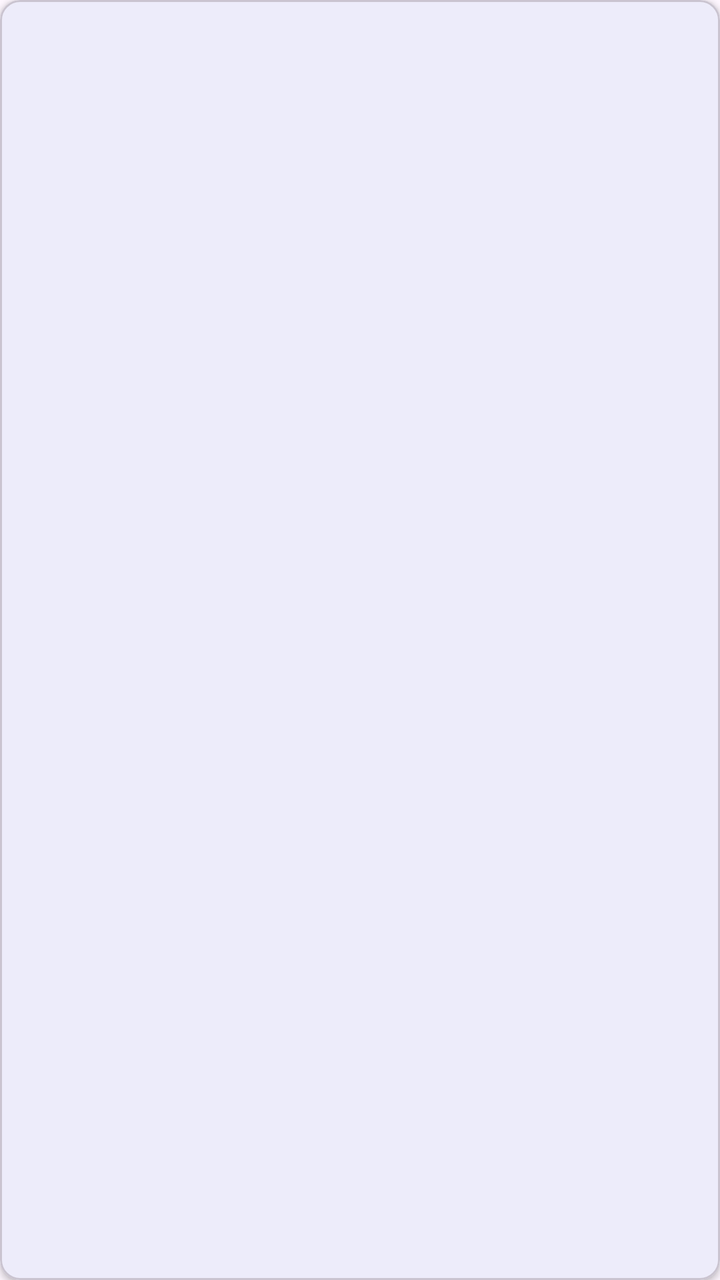
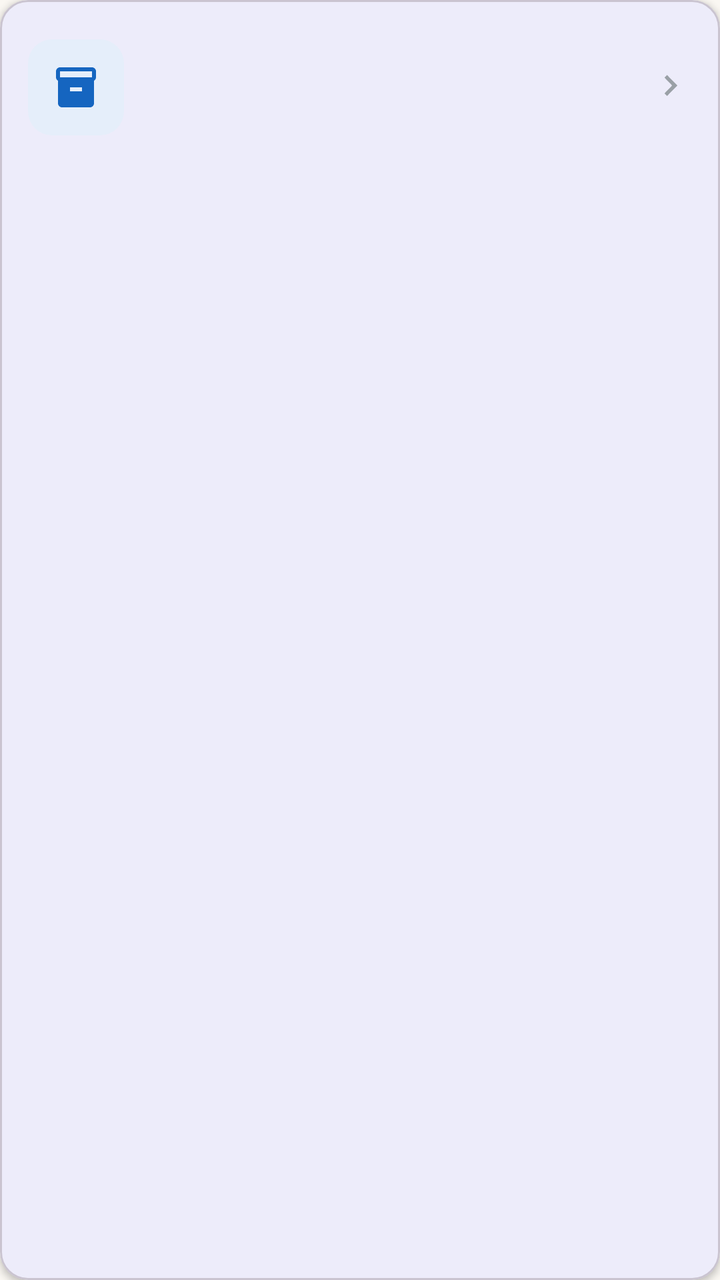

An Android layout rendered at two revisions. The XML below is the earlier revision; the diff shows what the commit changed to produce the second picture.
<!-- AndroidManifest.xml: application theme Theme.StockManagementSystem -->
<!-- res/layout/item_warehouse.xml -->
<?xml version="1.0" encoding="utf-8"?>
<com.google.android.material.card.MaterialCardView xmlns:android="http://schemas.android.com/apk/res/android"
    xmlns:app="http://schemas.android.com/apk/res-auto"
    android:layout_width="match_parent"
    android:layout_height="wrap_content"
    android:layout_marginHorizontal="16dp"
    android:layout_marginTop="12dp"
    app:cardCornerRadius="10dp"
    app:cardElevation="2dp">

    <LinearLayout
        android:layout_width="match_parent"
        android:layout_height="wrap_content"
        android:background="?attr/selectableItemBackground"
        android:orientation="vertical"
        android:padding="16dp">

        <TextView
            android:id="@+id/textName"
            android:layout_width="wrap_content"
            android:layout_height="wrap_content"
            android:textSize="18sp"
            android:textStyle="bold" />

        <TextView
            android:id="@+id/textRemark"
            android:layout_width="wrap_content"
            android:layout_height="wrap_content"
            android:layout_marginTop="4dp"
            android:textColor="@color/text_secondary"
            android:textSize="13sp" />

        <TextView
            android:id="@+id/textCreated"
            android:layout_width="wrap_content"
            android:layout_height="wrap_content"
            android:layout_marginTop="4dp"
            android:textColor="@color/text_secondary"
            android:textSize="12sp" />
    </LinearLayout>
</com.google.android.material.card.MaterialCardView>
<!-- resources referenced by this layout -->
<resources>
  <color name="text_secondary">#757575</color>
  <style name="Theme.StockManagementSystem" parent="Base.Theme.StockManagementSystem" />
  <style name="Base.Theme.StockManagementSystem" parent="Theme.Material3.DayNight.NoActionBar">
          <item name="colorPrimary">@color/primary</item>
          <item name="colorPrimaryVariant">@color/primary_dark</item>
          <item name="colorSecondary">@color/accent</item>
      </style>
  <color name="primary">#1565C0</color>
  <color name="primary_dark">#0D47A1</color>
  <color name="accent">#00897B</color>
</resources>

<!-- the commit's change to res/layout/item_warehouse.xml (unified diff, before → after) -->
@@ -5,37 +5,69 @@
     android:layout_height="wrap_content"
     android:layout_marginHorizontal="16dp"
     android:layout_marginTop="12dp"
-    app:cardCornerRadius="10dp"
+    app:cardCornerRadius="14dp"
     app:cardElevation="2dp">
 
     <LinearLayout
         android:layout_width="match_parent"
         android:layout_height="wrap_content"
         android:background="?attr/selectableItemBackground"
-        android:orientation="vertical"
-        android:padding="16dp">
+        android:gravity="center_vertical"
+        android:orientation="horizontal"
+        android:padding="14dp">
 
-        <TextView
-            android:id="@+id/textName"
-            android:layout_width="wrap_content"
+        <FrameLayout
+            android:layout_width="48dp"
+            android:layout_height="48dp"
+            android:background="@drawable/bg_icon_tile">
+
+            <ImageView
+                android:layout_width="24dp"
+                android:layout_height="24dp"
+                android:layout_gravity="center"
+                android:contentDescription="@string/nav_warehouse"
+                android:src="@drawable/ic_nav_warehouse"
+                app:tint="@color/primary" />
+        </FrameLayout>
+
+        <LinearLayout
+            android:layout_width="0dp"
             android:layout_height="wrap_content"
-            android:textSize="18sp"
-            android:textStyle="bold" />
+            android:layout_marginStart="12dp"
+            android:layout_weight="1"
+            android:orientation="vertical">
 
-        <TextView
-            android:id="@+id/textRemark"
-            android:layout_width="wrap_content"
-            android:layout_height="wrap_content"
-            android:layout_marginTop="4dp"
-            android:textColor="@color/text_secondary"
-            android:textSize="13sp" />
+            <TextView
+                android:id="@+id/textName"
+                android:layout_width="wrap_content"
+                android:layout_height="wrap_content"
+                android:ellipsize="end"
+                android:maxLines="1"
+                android:textSize="16sp"
+                android:textStyle="bold" />
 
-        <TextView
-            android:id="@+id/textCreated"
-            android:layout_width="wrap_content"
-            android:layout_height="wrap_content"
-            android:layout_marginTop="4dp"
-            android:textColor="@color/text_secondary"
-            android:textSize="12sp" />
+            <TextView
+                android:id="@+id/textRemark"
+                android:layout_width="wrap_content"
+                android:layout_height="wrap_content"
+                android:layout_marginTop="2dp"
+                android:ellipsize="end"
+                android:maxLines="1"
+                android:textColor="@color/text_secondary"
+                android:textSize="13sp" />
+
+            <TextView
+                android:id="@+id/textCreated"
+                android:layout_width="wrap_content"
+                android:layout_height="wrap_content"
+                android:layout_marginTop="2dp"
+                android:textColor="@color/text_secondary"
+                android:textSize="12sp" />
+        </LinearLayout>
+
+        <ImageView
+            android:layout_width="22dp"
+            android:layout_height="22dp"
+            android:src="@drawable/ic_chevron_right" />
     </LinearLayout>
 </com.google.android.material.card.MaterialCardView>
<!-- resource entries referenced after the edit -->
@@ -1,14 +1,46 @@
 <!-- resources referenced by this layout -->
 <resources>
   <color name="text_secondary">#757575</color>
+  <!-- drawable bg_icon_tile (drawable) -->
+  <?xml version="1.0" encoding="utf-8"?>
+  <shape xmlns:android="http://schemas.android.com/apk/res/android">
+      <solid android:color="@color/icon_tile_blue" />
+      <corners android:radius="12dp" />
+  </shape>
+  <!-- drawable ic_chevron_right (drawable) -->
+  <?xml version="1.0" encoding="utf-8"?>
+  <vector xmlns:android="http://schemas.android.com/apk/res/android"
+      android:width="24dp"
+      android:height="24dp"
+      android:viewportWidth="24"
+      android:viewportHeight="24">
+      <path
+          android:fillColor="#9AA0A6"
+          android:pathData="M9,6.71 10.41,5.3 16,11 10.41,16.7 9,15.29 13.17,11z" />
+  </vector>
+  <!-- drawable ic_nav_warehouse (drawable) -->
+  <?xml version="1.0" encoding="utf-8"?>
+  <vector xmlns:android="http://schemas.android.com/apk/res/android"
+      android:width="24dp"
+      android:height="24dp"
+      android:viewportWidth="24"
+      android:viewportHeight="24">
+      <path
+          android:fillColor="#FFFFFF"
+          android:pathData="M20,2H4C2.9,2 2,2.9 2,4v3.01c0,0.72 0.43,1.34 1,1.69V20c0,1.1 0.9,2 2,2h14c1.1,0 2,-0.9 2,-2V8.7c0.57,-0.35 1,-0.97 1,-1.69V4c0,-1.1 -0.9,-2 -2,-2zM15,14H9v-2h6v2zM20,7H4V4l0,0h16v3z" />
+  </vector>
+  <string name="nav_warehouse">我的仓库</string>
   <style name="Theme.StockManagementSystem" parent="Base.Theme.StockManagementSystem" />
+  <color name="icon_tile_blue">#E5EEFA</color>
   <style name="Base.Theme.StockManagementSystem" parent="Theme.Material3.DayNight.NoActionBar">
           <item name="colorPrimary">@color/primary</item>
           <item name="colorPrimaryVariant">@color/primary_dark</item>
           <item name="colorSecondary">@color/accent</item>
+          <item name="android:windowBackground">@color/app_bg</item>
       </style>
   <color name="primary">#1565C0</color>
   <color name="primary_dark">#0D47A1</color>
   <color name="accent">#00897B</color>
+  <color name="app_bg">#FAF7F2</color>
 </resources>
 
